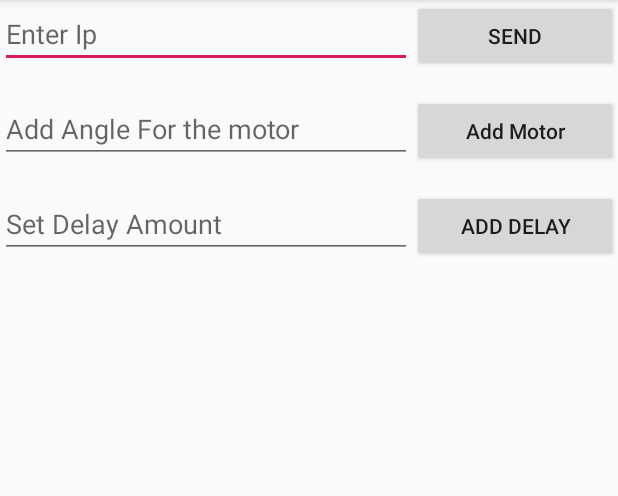
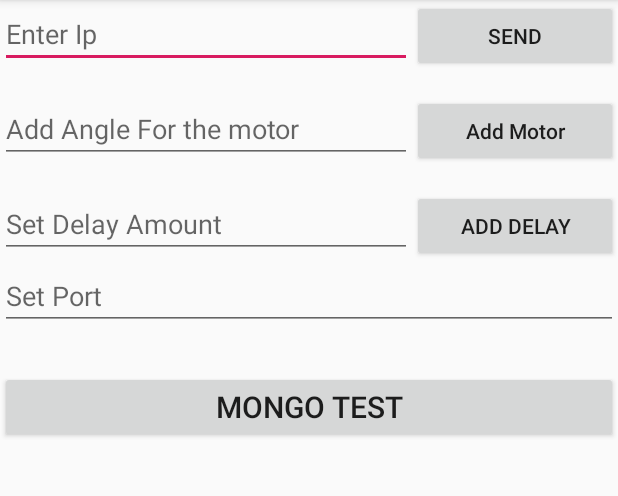
Before and after one commit to KatanMichael/RobotViewUnit, an Android app: the screen it shows after launch (MainActivity), after a tap on "SEND", on a phone screen of 412 x 824 dp, the part 84-580 px from its top. Run offline under Robolectric (Android 15) with nearby library versions, the phone set to English and light mode, and no system bars; network calls fail; 1 statement that could not run was skipped.

```diff
--- a/app/src/main/AndroidManifest.xml
+++ b/app/src/main/AndroidManifest.xml
@@ -18,6 +18,7 @@
                 <category android:name="android.intent.category.LAUNCHER"/>
             </intent-filter>
         </activity>
+        <activity android:name=".activities.MongoActivity"></activity>
     </application>
 
 </manifest>
--- a/app/src/main/java/com/max/michael/robotviewunit/activities/MainActivity.kt
+++ b/app/src/main/java/com/max/michael/robotviewunit/activities/MainActivity.kt
@@ -1,10 +1,12 @@
 package com.max.michael.robotviewunit.activities
 
+import android.content.Intent
 import android.os.Bundle
 import android.support.v7.app.AppCompatActivity
 import android.util.Log
 import com.google.gson.Gson
 import com.max.michael.robotviewunit.R
+import com.max.michael.robotviewunit.R.id.connect_btn
 import com.max.michael.robotviewunit.models.MotorRequest
 import com.max.michael.robotviewunit.models.Request
 import com.max.michael.robotviewunit.models.RobotRequest
@@ -23,7 +25,8 @@ class MainActivity : AppCompatActivity()
 
     val list = ArrayList<RobotRequest>()
 
-    override fun onCreate(savedInstanceState: Bundle?) {
+    override fun onCreate(savedInstanceState: Bundle?)
+    {
         super.onCreate(savedInstanceState)
         setContentView(R.layout.activity_main)
 
@@ -36,7 +39,14 @@ class MainActivity : AppCompatActivity()
             val ipAdress = ip_ET.text.toString()
             val gson = Gson()
 
+            val m1 = MotorRequest(getRandomID(),"A","100","10","100")
+            val m2 = MotorRequest(getRandomID(),"B","100","-10","0")
+
+            list.add(m1)
+            list.add(m2)
+
             val request = Request(UUID.randomUUID().toString(), list,list.size)
+
 
             val jsonFile = gson.toJson(request)
 
@@ -45,6 +55,12 @@ class MainActivity : AppCompatActivity()
             GlobalScope.launch(Dispatchers.Default) {
                 sendJsonToRobot(ipAdress,jsonFile)
             }
+        }
+
+        mongoTestBtn.setOnClickListener()
+        {
+            val intent = Intent(this,MongoActivity::class.java)
+            startActivity(intent)
         }
 
         addMotorBtn.setOnClickListener()
@@ -62,7 +78,7 @@ class MainActivity : AppCompatActivity()
                     delayAmount = delay_ET.text.toString()
                 }
 
-                list.add(MotorRequest(getRandomID(),"A","100",angle,delayAmount))
+                list.add(MotorRequest(getRandomID(),port_ET.text.toString().toUpperCase(),"100",angle,delayAmount))
                 refreshSequenceTv("Motor $angle")
                 motorAngle_ET.text.clear()
             }
--- a/app/src/main/res/layout/activity_main.xml
+++ b/app/src/main/res/layout/activity_main.xml
@@ -45,7 +45,7 @@
                   android:layout_weight="2"
                   android:id="@+id/motorAngle_ET"
                   android:hint="Add Angle For the motor"
-                  android:inputType="number"
+
         />
 
         <Button android:layout_width="0dp"
@@ -84,6 +84,13 @@
 
     </LinearLayout>
 
+    <EditText android:layout_width="match_parent"
+              android:layout_height="wrap_content"
+              android:id="@+id/port_ET"
+              android:hint="Set Port"
+
+    />
+
     <TextView
             android:layout_width="match_parent"
             android:layout_height="wrap_content"
@@ -91,4 +98,12 @@
             android:id="@+id/sequenceTv"
     />
 
+    <Button
+            android:layout_width="match_parent"
+            android:layout_height="wrap_content"
+            android:text="Mongo Test"
+            android:textSize="20sp"
+            android:id="@+id/mongoTestBtn"
+    />
+
 </LinearLayout>
--- /dev/null
+++ b/app/src/main/res/layout/mongo_screen.xml
@@ -0,0 +1,6 @@
+<?xml version="1.0" encoding="utf-8"?>
+<android.support.constraint.ConstraintLayout xmlns:android="http://schemas.android.com/apk/res/android"
+                                             android:layout_width="match_parent"
+                                             android:layout_height="match_parent">
+
+</android.support.constraint.ConstraintLayout>
```
Also changed, not shown: app/src/main/java/com/max/michael/robotviewunit/activities/MongoActivity.java (added, +17 -0 lines).
